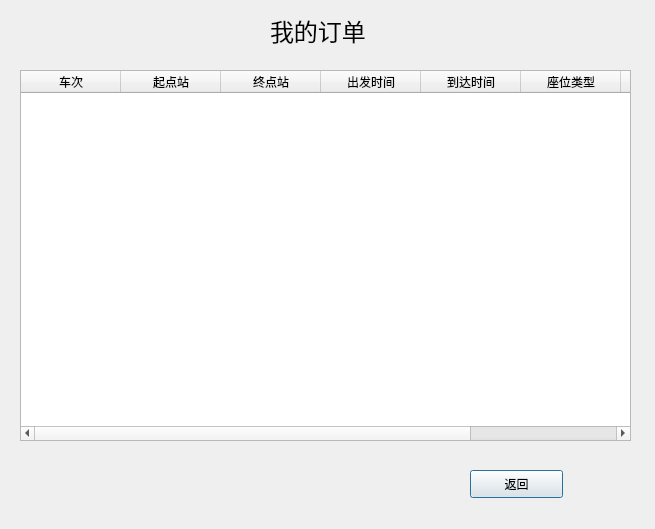
Before: the Qt Designer form Qt/TrainBoom/order.ui in zidaneandmessi/TrainBoom_FrontEnd, drawn with Qt 5.
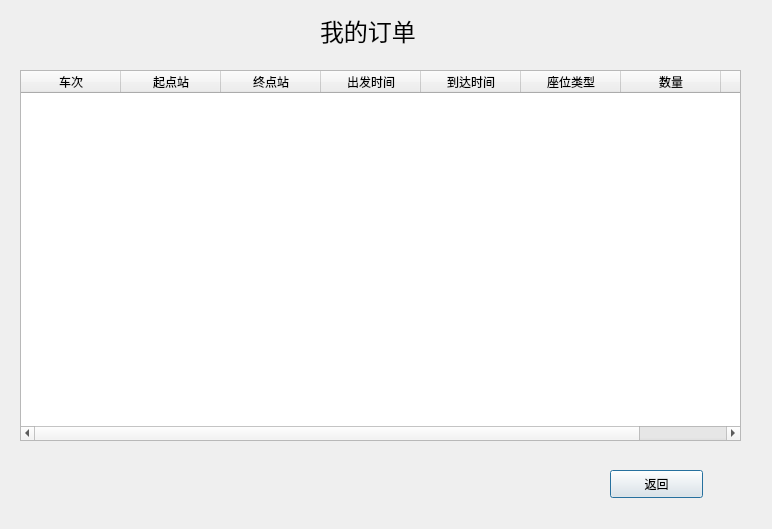
After: the same form once the commit is applied.

```diff
--- a/Qt/TrainBoom/order.ui
+++ b/Qt/TrainBoom/order.ui
@@ -6,7 +6,7 @@
    <rect>
     <x>0</x>
     <y>0</y>
-    <width>655</width>
+    <width>772</width>
     <height>529</height>
    </rect>
   </property>
@@ -16,7 +16,7 @@
   <widget class="QLabel" name="label_3">
    <property name="geometry">
     <rect>
-     <x>270</x>
+     <x>320</x>
      <y>10</y>
      <width>121</width>
      <height>41</height>
@@ -37,7 +37,7 @@
     <rect>
      <x>20</x>
      <y>70</y>
-     <width>611</width>
+     <width>721</width>
      <height>371</height>
     </rect>
    </property>
@@ -91,7 +91,7 @@
   <widget class="QPushButton" name="pushButton">
    <property name="geometry">
     <rect>
-     <x>470</x>
+     <x>610</x>
      <y>470</y>
      <width>93</width>
      <height>28</height>
```
